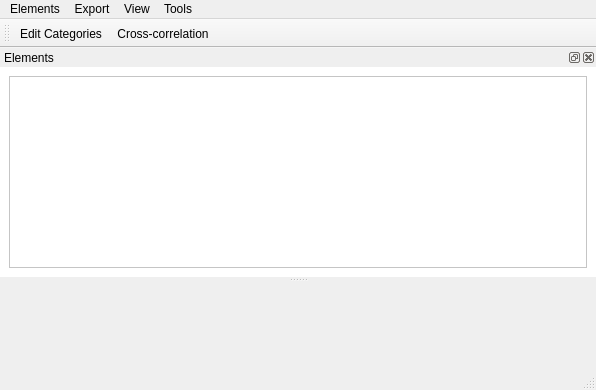
Old version of the form Graphic_Interface/UI_Files/SegmentationAndClasificationWindowUI.ui in the repository ECMora/SoundLab.
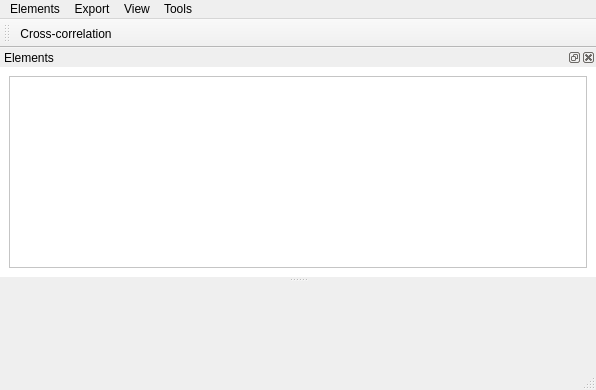
New version of the form. Icons and pictures are not drawn. Custom widgets are drawn as their Qt base class.

Diff of the .ui file:
```diff
--- a/Graphic_Interface/UI_Files/SegmentationAndClasificationWindowUI.ui
+++ b/Graphic_Interface/UI_Files/SegmentationAndClasificationWindowUI.ui
@@ -81,7 +81,6 @@
    <attribute name="toolBarBreak">
     <bool>false</bool>
    </attribute>
-   <addaction name="actionClassification_Settings"/>
    <addaction name="actionCross_correlation"/>
   </widget>
   <widget class="QDockWidget" name="dockWidgetParameterTableOscilogram">
@@ -529,15 +528,6 @@
     <string>Two Dimensional Graphs</string>
    </property>
   </action>
-  <action name="actionClassification_Settings">
-   <property name="icon">
-    <iconset resource="resources/icons.qrc">
-     <normaloff>:/myappicons/ColorSync Utility.png</normaloff>:/myappicons/ColorSync Utility.png</iconset>
-   </property>
-   <property name="text">
-    <string>Edit Categories</string>
-   </property>
-  </action>
   <action name="actionRecord">
    <property name="icon">
     <iconset resource="resources/icons.qrc">
```
